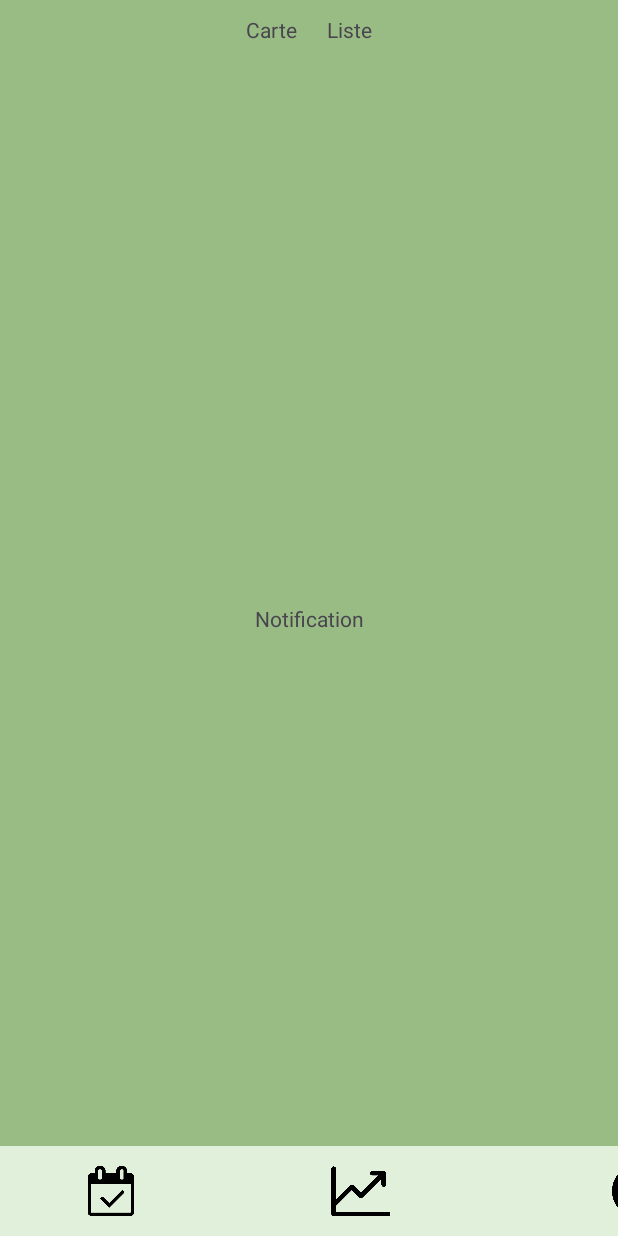
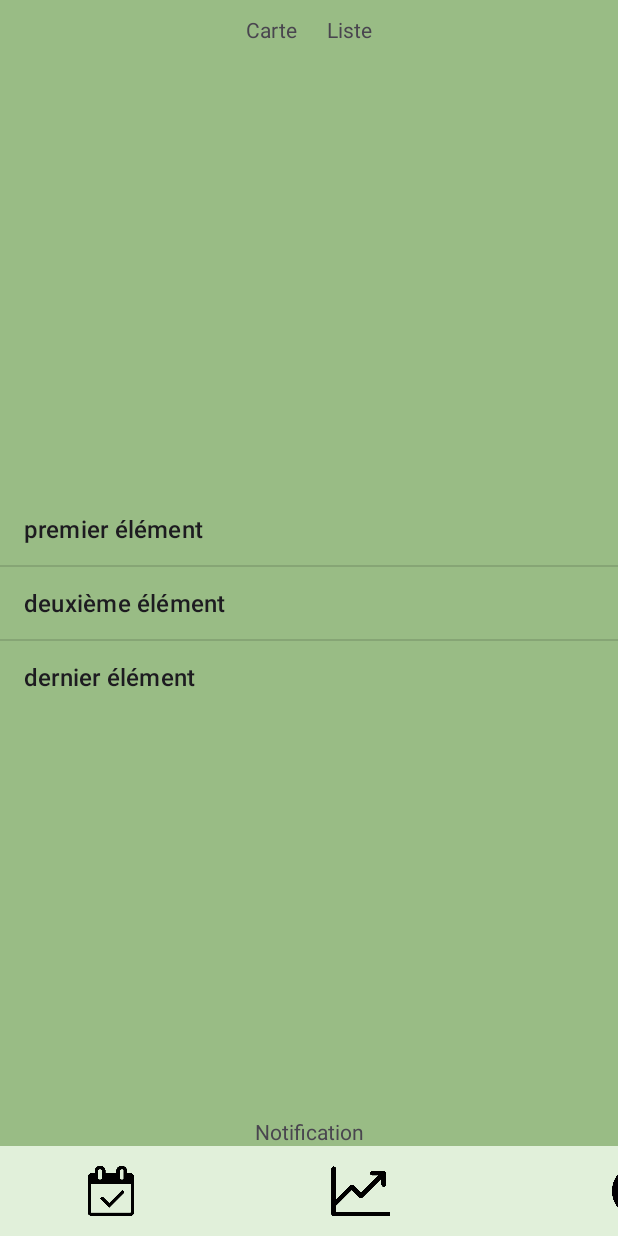
Before and after one commit to deliasTheo/IHM_dechet, an Android app: the ListActivity screen opened directly, with no data from a screen before it, on a phone screen of 412 x 824 dp. Run offline under Robolectric (Android 15) with nearby library versions, the phone set to English and light mode, and no system bars.

Commit message:
Debut de la liste

```diff
--- a/app/src/main/AndroidManifest.xml
+++ b/app/src/main/AndroidManifest.xml
@@ -3,6 +3,7 @@
     xmlns:tools="http://schemas.android.com/tools">
 
     <uses-permission android:name = "android.permission.POST_NOTIFICATIONS" />
+
     <application
         android:name = ".NotificationApplication"
         android:allowBackup="true"
--- a/app/src/main/java/edu/polytech/ihmtd2dechet/ListActivity.java
+++ b/app/src/main/java/edu/polytech/ihmtd2dechet/ListActivity.java
@@ -31,10 +31,10 @@ public class ListActivity extends AppCompatActivity {
 
         transaction.commit();
 
-        findViewById( R.id.notification ).setOnClickListener( click -> {
+        findViewById( R.id.notification ).setOnClickListener(click -> {
             String title = "Titre de la notification";
             String message = "Message de la notification";
-            sendNotificationOnChannel( title, message, REPORTING_CHANNEL, NotificationCompat.PRIORITY_DEFAULT );
+            sendNotificationOnChannel(title, message, REPORTING_CHANNEL, NotificationCompat.PRIORITY_DEFAULT);
         });
     }
 
@@ -46,6 +46,7 @@ public class ListActivity extends AppCompatActivity {
                 .setContentText("id=" + (++notificationId) + " - " + content)
                 .setPriority(priority);
         if (ActivityCompat.checkSelfPermission(this, android.Manifest.permission.POST_NOTIFICATIONS) != PackageManager.PERMISSION_GRANTED) {
+            ActivityCompat.requestPermissions(this, new String[] {android.Manifest.permission.POST_NOTIFICATIONS}, 0);
             // TODO: Consider calling
             //    ActivityCompat#requestPermissions
             // here to request the missing permissions, and then overriding
--- a/app/src/main/res/layout/activity_list.xml
+++ b/app/src/main/res/layout/activity_list.xml
@@ -19,15 +19,24 @@
         app:layout_constraintEnd_toEndOf = "parent"
     />
 
+    <ListView
+        android:layout_width = "wrap_content"
+        android:layout_height = "wrap_content"
+        android:entries = "@array/data"
+        app:layout_constraintTop_toBottomOf = "@id/fragment_switch"
+        app:layout_constraintStart_toStartOf = "parent"
+        app:layout_constraintEnd_toEndOf = "parent"
+        app:layout_constraintBottom_toTopOf = "@id/fragment_menu"
+    />
+
     <TextView
         android:id = "@+id/notification"
         android:layout_width = "wrap_content"
         android:layout_height = "wrap_content"
         android:text = "Notification"
-        app:layout_constraintTop_toTopOf = "parent"
         app:layout_constraintEnd_toEndOf = "parent"
         app:layout_constraintStart_toStartOf = "parent"
-        app:layout_constraintBottom_toBottomOf = "parent"
+        app:layout_constraintBottom_toTopOf = "@id/fragment_menu"
     />
 
     <FrameLayout android:id = "@+id/fragment_menu"
@@ -36,6 +45,6 @@
         app:layout_constraintBottom_toBottomOf = "parent"
         app:layout_constraintEnd_toEndOf = "parent"
         app:layout_constraintStart_toStartOf = "parent"
-/>
+    />
 
 </androidx.constraintlayout.widget.ConstraintLayout>
--- a/app/src/main/res/values/strings.xml
+++ b/app/src/main/res/values/strings.xml
@@ -1,4 +1,9 @@
 <resources>
     <string name="app_name">IHM TD2-Déchet</string>
     <string name="guide">Guide</string>
+    <string-array name= "data">
+        <item>premier élément</item>
+        <item>deuxième élément</item>
+        <item>dernier élément</item>
+    </string-array>
 </resources>
```
